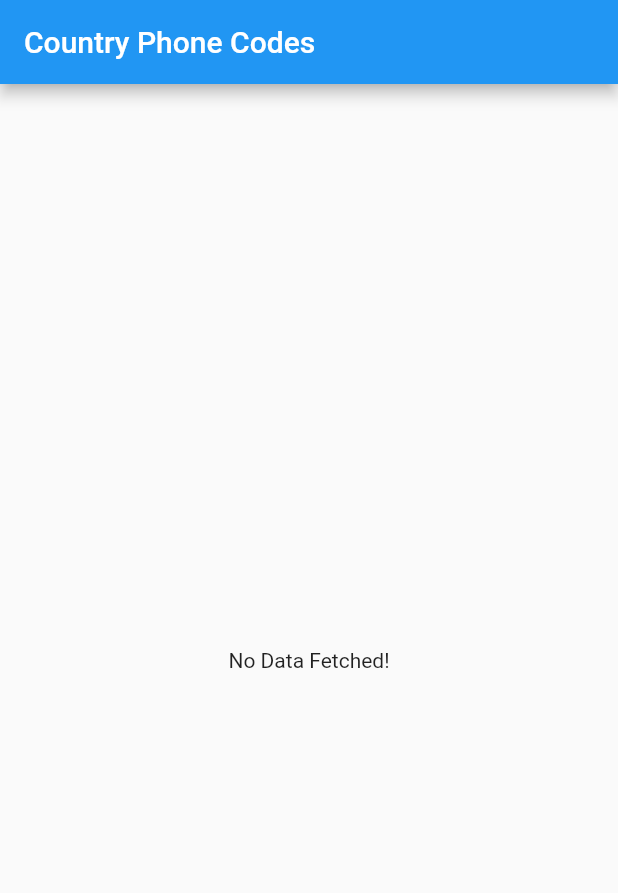
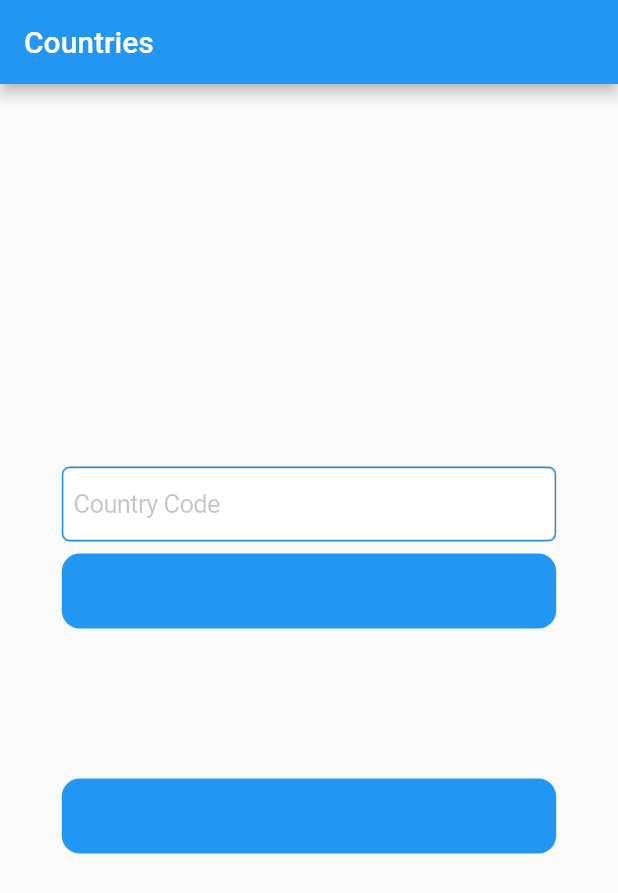
Before and after one commit to aedemirsen/CountryCodesExample, a Flutter app: the screen it shows after launch, on a phone screen of 412 x 824 dp. Shown: the top 893 px of the screen. Run offline on Flutter 3.47's test engine with Material 2 defaults, Android fonts, the phone set to English and light mode, and no system bars; our stand-ins replace flutter_svg.

Commit message:
rest api get methods and ui design finished

```diff
--- a/lib/main.dart
+++ b/lib/main.dart
@@ -1,6 +1,6 @@
+import 'package:country_phone_codes/pages/countries_page.dart';
 import 'package:flutter/material.dart';
-import 'country.dart';
-import 'service.dart';
+import 'pages/home_page.dart';
 
 void main() {
   runApp(const MyApp());
@@ -9,158 +9,22 @@ void main() {
 class MyApp extends StatelessWidget {
   const MyApp({Key? key}) : super(key: key);
 
-  // This widget is the root of your application.
   @override
   Widget build(BuildContext context) {
     return MaterialApp(
+      debugShowCheckedModeBanner: false,
       theme: ThemeData(
         primarySwatch: Colors.blue,
       ),
-      home: const MyHomePage(title: 'Country Phone Codes'),
+      initialRoute: '/',
+      routes: {
+        HomePage.route: (context) => HomePage(
+              title: "Countries",
+            ),
+        CountriesPage.route: (context) => const CountriesPage(
+              title: "Countries",
+            ),
+      },
     );
   }
 }
-
-class MyHomePage extends StatefulWidget {
-  const MyHomePage({Key? key, required this.title}) : super(key: key);
-
-  final String title;
-
-  @override
-  State<MyHomePage> createState() => _MyHomePageState();
-}
-
-class _MyHomePageState extends State<MyHomePage> {
-  late Future<List<Country>> countriesFuture;
-
-  @override
-  void initState() {
-    countriesFuture = RestfulServiceProvider.fetchCountries();
-    super.initState();
-  }
-
-  @override
-  Widget build(BuildContext context) {
-    List<Country> countries = [];
-    //Read from server
-
-    // FutureBuilder<List<Country>>(
-    //   future: countriesFuture,
-    //   builder: (context, snapshot) {
-    //     if (snapshot.hasData) {
-    //       countries.add(snapshot.data!);
-    //     } else if (snapshot.hasError) {
-    //       print('error!!');
-    //       //return Text('${snapshot.error}');
-    //     }
-
-    //     // By default, show a loading spinner.
-    //     return const CircularProgressIndicator();
-    //   },
-    // );
-
-    return Scaffold(
-      appBar: AppBar(
-        title: Text(widget.title),
-      ),
-      body: FutureBuilder<List<Country>>(
-        future: countriesFuture,
-        builder: ((context, snapshot) {
-          if (snapshot.hasData) {
-            return ListView.builder(
-              itemCount: snapshot.data!.length,
-              itemBuilder: (BuildContext context, int index) {
-                return Column(
-                  children: [
-                    TextButton(
-                      onPressed: () {
-                        // Navigator.pop(context, e);
-                      },
-                      child: Row(
-                        children: [
-                          // SvgPicture.asset(
-                          //   e.icon,
-                          //   height: 25,
-                          //   width: 25,
-                          // ),
-                          Padding(
-                            padding: const EdgeInsets.only(left: 20),
-                            child: Text(
-                              snapshot.data![index].name!,
-                              style: const TextStyle(
-                                color: Colors.black,
-                              ),
-                            ),
-                          ),
-                          Padding(
-                            padding: const EdgeInsets.only(left: 20),
-                            child: Text(
-                              '(+' +
-                                  snapshot.data![index].phoneCode.toString() +
-                                  ')',
-                              style: const TextStyle(
-                                color: Colors.black,
-                              ),
-                            ),
-                          ),
-                        ],
-                      ),
-                    ),
-                    const Divider(
-                      height: 0,
-                    ),
-                  ],
-                );
-              },
-              // children: countries.map((e) {
-              //   return Column(
-              //     children: [
-              //       TextButton(
-              //         onPressed: () {
-              //           Navigator.pop(context, e);
-              //         },
-              //         child: Row(
-              //           children: [
-              //             // SvgPicture.asset(
-              //             //   e.icon,
-              //             //   height: 25,
-              //             //   width: 25,
-              //             // ),
-              //             Padding(
-              //               padding: const EdgeInsets.only(left: 20),
-              //               child: Text(
-              //                 e.name!,
-              //                 style: const TextStyle(
-              //                   color: Colors.black,
-              //                 ),
-              //               ),
-              //             ),
-              //             Padding(
-              //               padding: const EdgeInsets.only(left: 20),
-              //               child: Text(
-              //                 '(+' + e.phoneCode.toString() + ')',
-              //                 style: const TextStyle(
-              //                   color: Colors.black,
-              //                 ),
-              //               ),
-              //             ),
-              //           ],
-              //         ),
-              //       ),
-              //       const Divider(
-              //         height: 0,
-              //       ),
-              //     ],
-              //   );
-              // }).toList(),
-            );
-          } else {
-            return const Center(
-              child: Text('No Data Fetched!'),
-            );
-          }
-        }),
-      ),
-    );
-  }
-}
--- a/lib/country.dart
+++ b/lib/model/country.dart
@@ -7,6 +7,7 @@ class Country {
   String? capital;
   String? currency;
   List<String>? languages;
+  List<int>? flag;
 
   Country(
       {this.id,
@@ -16,7 +17,8 @@ class Country {
       this.continent,
       this.capital,
       this.currency,
-      this.languages});
+      this.languages,
+      this.flag});
 
   Country.fromJson(Map<String, dynamic> json) {
     id = json['id'];
@@ -27,6 +29,7 @@ class Country {
     capital = json['capital'];
     currency = json['currency'];
     languages = json['languages'].cast<String>();
+    flag = json['flag'].cast<int>();
   }
 
   Map<String, dynamic> toJson() {
@@ -39,6 +42,7 @@ class Country {
     data['capital'] = capital;
     data['currency'] = currency;
     data['languages'] = languages;
+    data['flag'] = flag;
     return data;
   }
 }
--- /dev/null
+++ b/lib/pages/country_page.dart
@@ -0,0 +1,60 @@
+import 'dart:typed_data';
+
+import 'package:flutter/material.dart';
+import 'package:flutter_svg/svg.dart';
+
+import '../model/country.dart';
+
+class CountryPage extends StatelessWidget {
+  const CountryPage({Key? key, required this.country}) : super(key: key);
+  final Country country;
+  @override
+  Widget build(BuildContext context) {
+    return Scaffold(
+      appBar: AppBar(
+        title: Text(country.name!),
+      ),
+      body: Column(
+        children: [
+          Padding(
+            padding: const EdgeInsets.only(top: 80, bottom: 50.0),
+            child: SizedBox(
+              height: 150,
+              width: 150,
+              child: SvgPicture.memory(
+                Uint8List.fromList(country.flag!),
+              ),
+            ),
+          ),
+          _row("Country Code :", country.id!),
+          _row("Country Name :", country.name!),
+          _row("Native Name :", country.nativeName!),
+          _row("Phone Code :", country.phoneCode!.toString()),
+          _row("Continent :", country.continent!),
+          _row("Capital :", country.capital!),
+          _row("Currency :", country.currency!),
+          _row("Languages :", country.languages!.toString()),
+        ],
+      ),
+    );
+  }
+
+  _row(String title, String data) {
+    return SizedBox(
+      height: 40,
+      child: Row(
+        mainAxisAlignment: MainAxisAlignment.center,
+        children: [
+          Text(
+            title,
+            style: const TextStyle(fontWeight: FontWeight.bold, fontSize: 15),
+          ),
+          Padding(
+            padding: const EdgeInsets.only(left: 20.0),
+            child: Text(data),
+          ),
+        ],
+      ),
+    );
+  }
+}
--- /dev/null
+++ b/lib/pages/home_page.dart
@@ -0,0 +1,76 @@
+import 'package:country_phone_codes/pages/countries_page.dart';
+import 'package:country_phone_codes/pages/country_page_service.dart';
+import 'package:flutter/cupertino.dart';
+import 'package:flutter/material.dart';
+
+class HomePage extends StatelessWidget {
+  static const String route = "/";
+  final String title;
+  final TextEditingController _countryCode = TextEditingController();
+  HomePage({Key? key, required this.title}) : super(key: key);
+
+  @override
+  Widget build(BuildContext context) {
+    return Scaffold(
+      appBar: AppBar(
+        title: Text(title),
+      ),
+      body: Column(
+        mainAxisAlignment: MainAxisAlignment.center,
+        children: [
+          Center(
+            child: SizedBox(
+              width: MediaQuery.of(context).size.width * 0.8,
+              height: 50,
+              child: Container(
+                decoration: BoxDecoration(
+                  border: Border.all(color: Colors.blue),
+                  borderRadius: BorderRadius.circular(5),
+                ),
+                child: CupertinoTextField(
+                  controller: _countryCode,
+                  placeholder: "Country Code",
+                ),
+              ),
+            ),
+          ),
+          Padding(
+            padding: const EdgeInsets.only(top: 8.0),
+            child: SizedBox(
+              width: MediaQuery.of(context).size.width * 0.8,
+              height: 50,
+              child: CupertinoButton(
+                color: Colors.blue,
+                child: const Text("Get Country"),
+                onPressed: () {
+                  Navigator.push(
+                    context,
+                    MaterialPageRoute(
+                      builder: (context) => CountryPageService(
+                        countryCode: _countryCode.text,
+                      ),
+                    ),
+                  );
+                },
+              ),
+            ),
+          ),
+          Padding(
+            padding: const EdgeInsets.only(top: 100),
+            child: SizedBox(
+              width: MediaQuery.of(context).size.width * 0.8,
+              height: 50,
+              child: CupertinoButton(
+                color: Colors.blue,
+                child: const Text("Get All Countries"),
+                onPressed: () {
+                  Navigator.pushNamed(context, CountriesPage.route);
+                },
+              ),
+            ),
+          )
+        ],
+      ),
+    );
+  }
+}
--- a/lib/service.dart
+++ b/lib/service.dart
@@ -1,6 +1,6 @@
 import 'dart:convert';
 
-import 'package:country_phone_codes/country.dart';
+import 'package:country_phone_codes/model/country.dart';
 import 'package:http/http.dart' as http;
 
 class RestfulServiceProvider {
@@ -15,9 +15,22 @@ class RestfulServiceProvider {
       jsonResponse = json.decode(response.body);
       return jsonResponse.map((country) => Country.fromJson(country)).toList();
     } else {
-      // If the server did not return a 200 OK response,
-      // then throw an exception.
-      throw Exception('Failed to load countries');
+      throw Exception("There is no data to fetch!");
+    }
+  }
+
+  static Future<List<Country>> fetchCountry(String id) async {
+    List jsonResponse = [];
+    String url = 'http://localhost:8080/countries?countryCode=' + id;
+    final response = await http.get(Uri.parse(url));
+
+    if (response.statusCode == 200) {
+      // If the server did return a 200 OK response,
+      // then parse the JSON.
+      jsonResponse = json.decode(response.body);
+      return jsonResponse.map((country) => Country.fromJson(country)).toList();
+    } else {
+      throw Exception("There is no data to fetch!");
     }
   }
 }
--- a/pubspec.yaml
+++ b/pubspec.yaml
@@ -35,6 +35,7 @@ dependencies:
   # Use with the CupertinoIcons class for iOS style icons.
   cupertino_icons: ^1.0.2
   http: ^0.13.4
+  flutter_svg: ^1.0.3
 
 dev_dependencies:
   flutter_test:
```
Also changed, not shown: lib/pages/countries_page.dart (added, +87 -0 lines), lib/pages/country_page_service.dart (added, +76 -0 lines), pubspec.lock, 2 other files.
